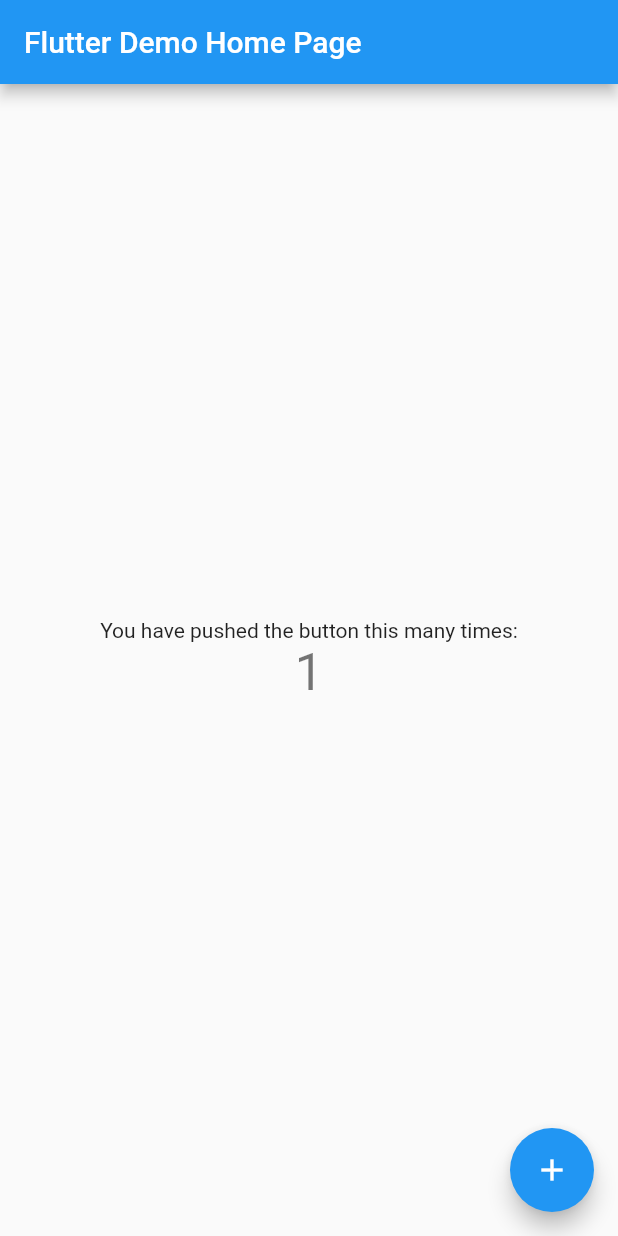
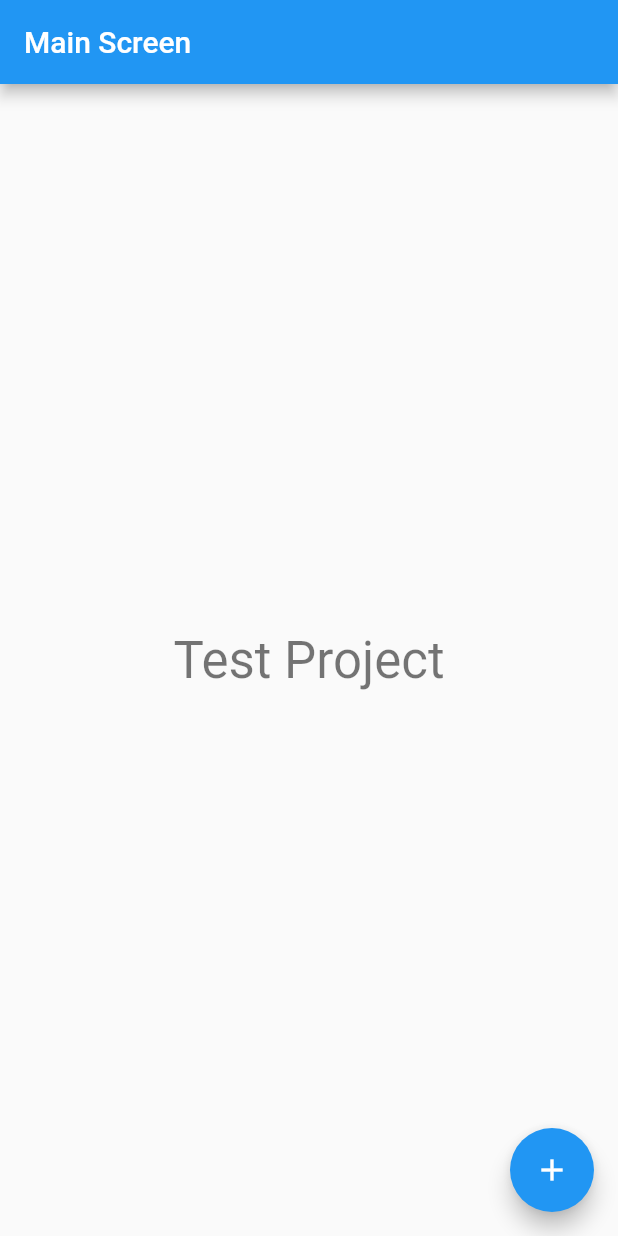
Before and after one commit to bguneys/Compact-Project-Cost-Calculator, a Flutter app: the screen it shows after launch, after a tap on the "add" icon, on a phone screen of 412 x 824 dp. Run offline on Flutter 3.47's test engine with Material 2 defaults, Android fonts, the phone set to English and light mode, and no system bars; our stand-ins replace sqflite; missing offline and left inert: dart:ffi; accounts and stored records are empty.

Commit message:
- Created Project and Item data models - Created database class

```diff
--- /dev/null
+++ b/lib/data/Project.dart
@@ -0,0 +1,28 @@
+import 'dart:ffi';
+import 'Item.dart';
+
+class Project {
+  final int id;
+  final String title;
+  final int durationInDay;
+  final double cost;
+  final double hourlyCost;
+
+  const Project({
+      this.id,
+      this.title,
+      this.durationInDay,
+      this.cost,
+      this.hourlyCost});
+
+  Map<String, dynamic> toMap() {
+    return {
+      'id': id,
+      'title': title,
+      'durationInDay': durationInDay,
+      'cost': cost,
+      'hourlyCost': hourlyCost,
+    };
+  }
+
+}
--- /dev/null
+++ b/lib/data/ProjectDatabase.dart
@@ -0,0 +1,107 @@
+import 'dart:async';
+import 'package:flutter/widgets.dart';
+import 'package:path/path.dart';
+import 'package:sqflite/sqflite.dart';
+
+import 'Project.dart';
+
+class ProjectDatabase {
+
+  /**
+   * Custom method for creating database and table
+   */
+  Future<Database> getDatabaseInstance() async {
+    WidgetsFlutterBinding.ensureInitialized();
+    final database = openDatabase(
+      // Set the path to the database using the `join` function from the
+      // `path` package
+      join(await getDatabasesPath(), 'project_database.db'),
+      // When the database is first created, create a table to store data.
+      onCreate: (db, version) {
+        return db.execute(
+          "CREATE TABLE projects(id INTEGER PRIMARY KEY, title TEXT, durationInDay INTEGER, cost REAL, hourlyCost REAL)",
+        );
+      },
+      version: 1,
+    );
+
+    return database;
+  }
+
+  /**
+   * Custom method for inserting data into table
+   */
+  Future<void> insertProject(Project project, Future<Database> database) async {
+    // Get a reference to the database.
+    final Database db = await database;
+
+    // Insert the Project into the correct table. Also specify the
+    // `conflictAlgorithm`. In this case, if the same project is inserted
+    // multiple times, it replaces the previous data.
+    await db.insert(
+      'projects', //table name
+      project.toMap(),
+      conflictAlgorithm: ConflictAlgorithm.replace,
+    );
+  }
+
+  /**
+  * Custom method for getting all Project list from database
+  */
+  Future<List<Project>> getProjects(Future<Database> database) async {
+    // Get a reference to the database.
+    final Database db = await database;
+
+    // Query the table for all The Dogs.
+    final List<Map<String, dynamic>> maps = await db.query('projects');
+
+    // Convert the List<Map<String, dynamic> into a List<Dog>.
+    return List.generate(maps.length, (i) {
+      return Project(
+        id: maps[i]['id'],
+        title: maps[i]['title'],
+        durationInDay: maps[i]['durationInDay'],
+        cost: maps[i]['cost'],
+        hourlyCost: maps[i]['hourlyCost'],
+      );
+    });
+  }
+
+  /**
+   * Custom method for updating a Project inside Database table
+   */
+  Future<void> updateProject(Project project, Future<Database> database) async {
+    // Get a reference to the database.
+    final db = await database;
+
+    // Update the given Dog.
+    await db.update(
+      'projects',
+      project.toMap(),
+      // Ensure that the Dog has a matching id.
+      where: "id = ?",
+      // Pass the Dog's id as a whereArg to prevent SQL injection.
+      whereArgs: [project.id],
+    );
+  }
+
+  /**
+   * Custom method for deleting a Project from Database table
+   */
+  Future<void> deleteProject(Project project, Future<Database> database) async {
+    // Get a reference to the database.
+    final db = await database;
+
+    // Remove the Dog from the database.
+    await db.delete(
+      'projects',
+      // Use a `where` clause to delete a specific dog.
+      where: "id = ?",
+      // Pass the Dog's id as a whereArg to prevent SQL injection.
+      whereArgs: [project.id],
+    );
+  }
+
+
+
+}
--- a/lib/main.dart
+++ b/lib/main.dart
@@ -1,117 +1,20 @@
+import 'package:bgsapp02082020/routes/MainScreen.dart';
 import 'package:flutter/material.dart';
 
 void main() {
-  runApp(MyApp());
+  runApp(MainApp());
 }
 
-class MyApp extends StatelessWidget {
-  // This widget is the root of your application.
+class MainApp extends StatelessWidget {
   @override
   Widget build(BuildContext context) {
     return MaterialApp(
-      title: 'Flutter Demo',
+      title: 'Cost Time Management App',
       theme: ThemeData(
-        // This is the theme of your application.
-        //
-        // Try running your application with "flutter run". You'll see the
-        // application has a blue toolbar. Then, without quitting the app, try
-        // changing the primarySwatch below to Colors.green and then invoke
-        // "hot reload" (press "r" in the console where you ran "flutter run",
-        // or simply save your changes to "hot reload" in a Flutter IDE).
-        // Notice that the counter didn't reset back to zero; the application
-        // is not restarted.
         primarySwatch: Colors.blue,
-        // This makes the visual density adapt to the platform that you run
-        // the app on. For desktop platforms, the controls will be smaller and
-        // closer together (more dense) than on mobile platforms.
         visualDensity: VisualDensity.adaptivePlatformDensity,
       ),
-      home: MyHomePage(title: 'Flutter Demo Home Page'),
+      home: MainScreen(title: 'Main Screen'),
     );
   }
 }
-
-class MyHomePage extends StatefulWidget {
-  MyHomePage({Key key, this.title}) : super(key: key);
-
-  // This widget is the home page of your application. It is stateful, meaning
-  // that it has a State object (defined below) that contains fields that affect
-  // how it looks.
-
-  // This class is the configuration for the state. It holds the values (in this
-  // case the title) provided by the parent (in this case the App widget) and
-  // used by the build method of the State. Fields in a Widget subclass are
-  // always marked "final".
-
-  final String title;
-
-  @override
-  _MyHomePageState createState() => _MyHomePageState();
-}
-
-class _MyHomePageState extends State<MyHomePage> {
-  int _counter = 0;
-
-  void _incrementCounter() {
-    setState(() {
-      // This call to setState tells the Flutter framework that something has
-      // changed in this State, which causes it to rerun the build method below
-      // so that the display can reflect the updated values. If we changed
-      // _counter without calling setState(), then the build method would not be
-      // called again, and so nothing would appear to happen.
-      _counter++;
-    });
-  }
-
-  @override
-  Widget build(BuildContext context) {
-    // This method is rerun every time setState is called, for instance as done
-    // by the _incrementCounter method above.
-    //
-    // The Flutter framework has been optimized to make rerunning build methods
-    // fast, so that you can just rebuild anything that needs updating rather
-    // than having to individually change instances of widgets.
-    return Scaffold(
-      appBar: AppBar(
-        // Here we take the value from the MyHomePage object that was created by
-        // the App.build method, and use it to set our appbar title.
-        title: Text(widget.title),
-      ),
-      body: Center(
-        // Center is a layout widget. It takes a single child and positions it
-        // in the middle of the parent.
-        child: Column(
-          // Column is also a layout widget. It takes a list of children and
-          // arranges them vertically. By default, it sizes itself to fit its
-          // children horizontally, and tries to be as tall as its parent.
-          //
-          // Invoke "debug painting" (press "p" in the console, choose the
-          // "Toggle Debug Paint" action from the Flutter Inspector in Android
-          // Studio, or the "Toggle Debug Paint" command in Visual Studio Code)
-          // to see the wireframe for each widget.
-          //
-          // Column has various properties to control how it sizes itself and
-          // how it positions its children. Here we use mainAxisAlignment to
-          // center the children vertically; the main axis here is the vertical
-          // axis because Columns are vertical (the cross axis would be
-          // horizontal).
-          mainAxisAlignment: MainAxisAlignment.center,
-          children: <Widget>[
-            Text(
-              'You have pushed the button this many times:',
-            ),
-            Text(
-              '$_counter',
-              style: Theme.of(context).textTheme.headline4,
-            ),
-          ],
-        ),
-      ),
-      floatingActionButton: FloatingActionButton(
-        onPressed: _incrementCounter,
-        tooltip: 'Increment',
-        child: Icon(Icons.add),
-      ), // This trailing comma makes auto-formatting nicer for build methods.
-    );
-  }
-}
--- /dev/null
+++ b/lib/routes/MainScreen.dart
@@ -0,0 +1,66 @@
+import 'package:bgsapp02082020/data/Project.dart';
+import 'package:bgsapp02082020/routes/MainScreenViewModel.dart';
+import 'package:flutter/material.dart';
+
+class MainScreen extends StatefulWidget {
+  MainScreen({Key key, this.title}) : super(key: key);
+
+  final String title;
+
+  @override
+  _MainScreenState createState() => _MainScreenState();
+}
+
+class _MainScreenState extends State<MainScreen> {
+  String _projectTitle = "None";
+
+  void _addProject() async {
+
+    // create ViewModel for database operations
+    var mainScreenViewModel = MainScreenViewModel();
+    mainScreenViewModel.createDatabase();
+
+    // create dummy project
+    var sampleProject = Project(
+        id: 0,
+        title: "Test Project",
+        durationInDay: 35,
+        cost: 10.0,
+        hourlyCost: 2.0);
+
+    // insert a project into the database.
+    await mainScreenViewModel.insertProject(sampleProject);
+
+    // call to re-build widgets with a Text widget showing sample project title
+    setState(() {
+      _projectTitle = sampleProject.title;
+    });
+  }
+
+  @override
+  Widget build(BuildContext context) {
+    return Scaffold(
+      appBar: AppBar(
+        title: Text(widget.title),
+      ),
+
+      body: Center(
+        child: Column(
+          mainAxisAlignment: MainAxisAlignment.center,
+          children: <Widget>[
+            Text(
+              '$_projectTitle',
+              style: Theme.of(context).textTheme.headline4,
+            ),
+          ],
+        ),
+      ),
+
+      floatingActionButton: FloatingActionButton(
+        onPressed: _addProject,
+        tooltip: 'Add Project',
+        child: Icon(Icons.add),
+      ),
+    );
+  }
+}
--- /dev/null
+++ b/lib/routes/MainScreenViewModel.dart
@@ -0,0 +1,19 @@
+import 'package:bgsapp02082020/data/Project.dart';
+import 'package:bgsapp02082020/data/ProjectDatabase.dart';
+import 'package:sqflite/sqflite.dart';
+
+class MainScreenViewModel {
+
+  ProjectDatabase projectDatabase;
+  Future<Database> database;
+
+  void createDatabase() {
+    projectDatabase = ProjectDatabase();
+    database = projectDatabase.getDatabaseInstance();
+  }
+
+  Future<void> insertProject(Project project) async {
+    projectDatabase.insertProject(project, database);
+  }
+
+}
--- a/pubspec.yaml
+++ b/pubspec.yaml
@@ -23,6 +23,8 @@ environment:
 dependencies:
   flutter:
     sdk: flutter
+  sqflite:
+  path:
 
 
   # The following adds the Cupertino Icons font to your application.
```
Also changed, not shown: lib/data/Item.dart (added, +26 -0 lines), pubspec.lock.
